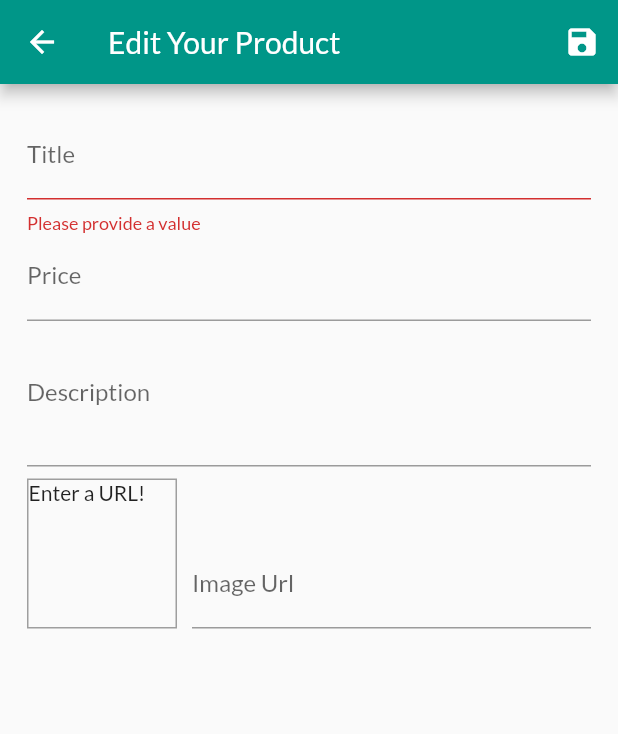
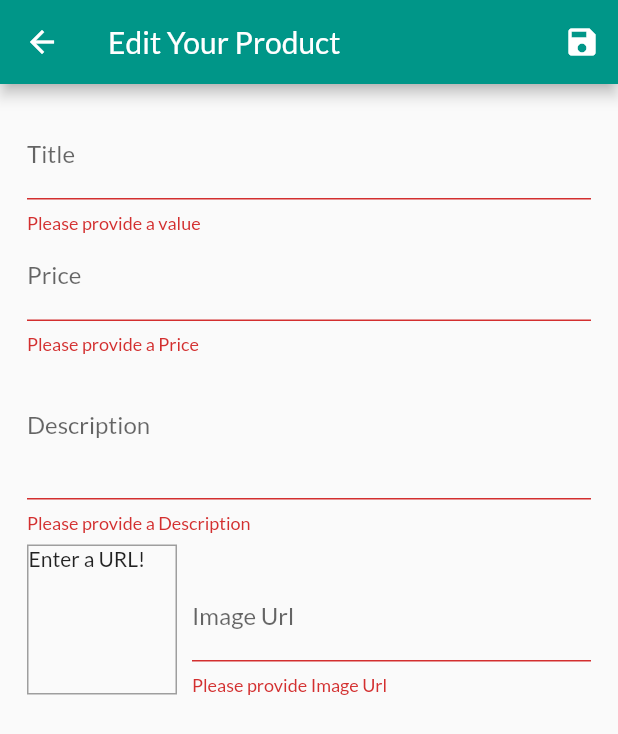
Before and after one commit to ahmed-bahaa/Archimedes_Shop, a Flutter app: the EditProductScreen screen opened by its route, after a tap on the "save" icon, on a phone screen of 412 x 824 dp. Shown: the top 734 px of the screen. Run offline on Flutter 3.47's test engine with Material 2 defaults, Android fonts, the phone set to English and light mode, and no system bars; network calls fail.

Commit message:
Adding Validation to All Inputs

```diff
--- a/lib/screens/edit_product_screen.dart
+++ b/lib/screens/edit_product_screen.dart
@@ -35,13 +35,22 @@ class _EditProductScreenState extends State<EditProductScreen> {
 
   void _updateImageUrl() {
     if (!_imageUrlFocusNode.hasFocus) {
+      if ((_imageUrlController.text.isEmpty) ||
+          (!_imageUrlController.text.startsWith('http') &&
+              !_imageUrlController.text.startsWith('https')) ||
+          (!_imageUrlController.text.endsWith('.png') &&
+              !_imageUrlController.text.endsWith('jpg') &&
+              !_imageUrlController.text.endsWith('jpeg') &&
+              !_imageUrlController.text.endsWith('gif'))) {
+        return  ;
+      }
       setState(() {});
     }
   }
 
   void _saveForm() {
     final isValid = _form.currentState.validate();
-    if (!isValid){
+    if (!isValid) {
       return;
     }
     _form.currentState.save();
@@ -100,6 +109,19 @@ class _EditProductScreenState extends State<EditProductScreen> {
                 onFieldSubmitted: (_) {
                   FocusScope.of(context).requestFocus(_describeFocus);
                 },
+                validator: (value) {
+                  if (value.isEmpty) {
+                    return 'Please provide a Price';
+                  }
+                  if (double.tryParse(value) == null) {
+                    return 'Please enter s valid number';
+                  }
+                  if (double.parse(value) <= 0) {
+                    return 'Please enter  number greatet than 0 ';
+                  } else {
+                    return null;
+                  }
+                },
                 onSaved: (value) {
                   _editedProduct = Product(
                     id: null,
@@ -123,6 +145,16 @@ class _EditProductScreenState extends State<EditProductScreen> {
                     price: _editedProduct.price,
                     imageUrl: _editedProduct.imageUrl,
                   );
+                },
+                validator: (value) {
+                  if (value.isEmpty) {
+                    return 'Please provide a Description';
+                  }
+                  if (value.length < 10) {
+                    return 'Description should be at least 10 characters';
+                  } else {
+                    return null;
+                  }
                 },
               ),
               Row(
@@ -159,6 +191,22 @@ class _EditProductScreenState extends State<EditProductScreen> {
                       onFieldSubmitted: (_) {
                         _saveForm();
                       },
+                      validator: (value) {
+                        if (value.isEmpty) {
+                          return 'Please provide Image Url';
+                        }
+                        if (!value.startsWith('http') &&
+                            !value.startsWith('https')) {
+                          return 'Please enter a valid url';
+                        }
+                        if (!value.endsWith('.png') &&
+                            !value.endsWith('jpg') &&
+                            !value.endsWith('jpeg') &&
+                            !value.endsWith('gif')) {
+                          return 'Please enter a valid url';
+                        }
+                        return null;
+                      },
                       onSaved: (value) {
                         _editedProduct = Product(
                           id: null,
```
